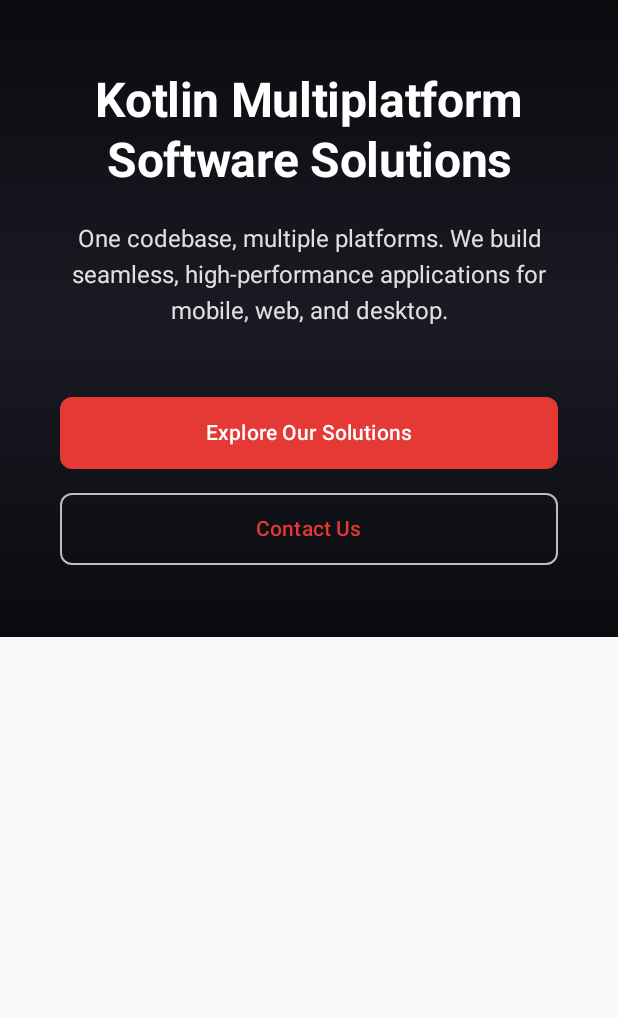
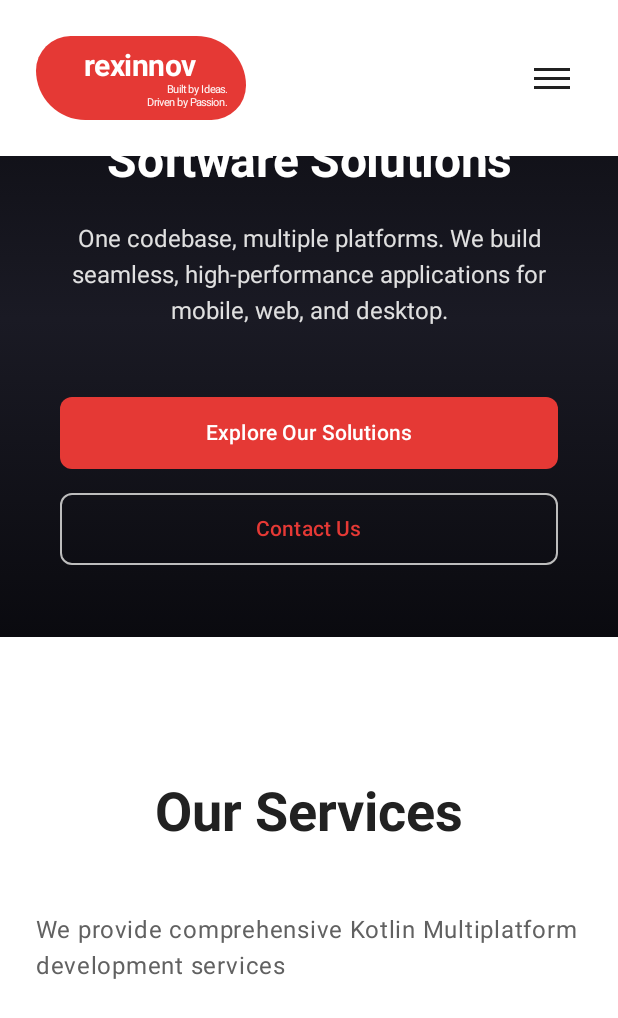
Before and after one commit to HariPrasadRagupathy/Innovrex, an Android app built with Jetpack Compose: the screen it shows after launch (MainActivity), on a phone screen of 412 x 824 dp. Shown: the top 1018 px of the screen. Run offline under Robolectric (Android 15) with nearby library versions, the phone set to English and light mode, and no system bars.

Commit message:
Implement responsive navigation with smooth scrolling and section components

```diff
--- /dev/null
+++ b/composeApp/src/commonMain/kotlin/com/hp/innovrex/core/nav/ui/TopNavBar.kt
@@ -0,0 +1,285 @@
+package com.hp.innovrex.core.nav.ui
+
+import androidx.compose.foundation.background
+import androidx.compose.foundation.clickable
+import androidx.compose.foundation.layout.*
+import androidx.compose.material3.MaterialTheme
+import androidx.compose.material3.Text
+import androidx.compose.runtime.*
+import androidx.compose.ui.Alignment
+import androidx.compose.ui.Modifier
+import androidx.compose.ui.text.font.FontWeight
+import androidx.compose.ui.unit.dp
+import androidx.compose.ui.unit.sp
+import com.hp.innovrex.designsystem.components.PrimaryButton
+import com.hp.innovrex.designsystem.tokens.foundation.BrandColors
+import com.hp.innovrex.designsystem.tokens.foundation.SpacingTokens
+import com.hp.innovrex.designsystem.utils.ScreenSize
+import com.hp.innovrex.designsystem.utils.responsiveValue
+
+/**
+ * Navigation item data class
+ */
+data class NavItem(
+    val label: String,
+    val sectionId: String
+)
+
+/**
+ * Top navigation bar component
+ * Responsive navigation with logo, menu items, and CTA button
+ */
+@Composable
+fun TopNavBar(
+    modifier: Modifier = Modifier,
+    screenSize: ScreenSize = ScreenSize.Desktop,
+    onNavigate: (String) -> Unit = {},
+    onCtaClick: () -> Unit = {}
+) {
+    val isDesktop = screenSize >= ScreenSize.Desktop
+    var isMenuOpen by remember { mutableStateOf(false) }
+
+    val navItems = remember {
+        listOf(
+            NavItem("Home", "home"),
+            NavItem("Services", "services"),
+            NavItem("Products", "products"),
+            NavItem("About", "about"),
+            NavItem("Contact", "contact")
+        )
+    }
+
+    Box(
+        modifier = modifier
+            .fillMaxWidth()
+            .background(BrandColors.White)
+            .padding(
+                horizontal = responsiveValue(
+                    mobile = SpacingTokens.LG,
+                    tablet = SpacingTokens.XXL,
+                    desktop = SpacingTokens.Giant,
+                    screenSize = screenSize
+                ),
+                vertical = SpacingTokens.LG
+            )
+    ) {
+        Row(
+            modifier = Modifier.fillMaxWidth(),
+            horizontalArrangement = Arrangement.SpaceBetween,
+            verticalAlignment = Alignment.CenterVertically
+        ) {
+            // Logo
+            Logo()
+
+            if (isDesktop) {
+                // Desktop Navigation
+                Row(
+                    horizontalArrangement = Arrangement.spacedBy(SpacingTokens.XL),
+                    verticalAlignment = Alignment.CenterVertically
+                ) {
+                    navItems.forEach { item ->
+                        NavMenuItem(
+                            label = item.label,
+                            onClick = { onNavigate(item.sectionId) }
+                        )
+                    }
+
+                    PrimaryButton(
+                        text = "Get Started",
+                        onClick = onCtaClick,
+                        modifier = Modifier.height(40.dp)
+                    )
+                }
+            } else {
+                // Mobile Menu Button
+                MenuButton(
+                    isOpen = isMenuOpen,
+                    onClick = { isMenuOpen = !isMenuOpen }
+                )
+            }
+        }
+
+        // Mobile Menu Dropdown
+        if (!isDesktop && isMenuOpen) {
+            MobileMenu(
+                navItems = navItems,
+                onNavigate = { sectionId ->
+                    onNavigate(sectionId)
+                    isMenuOpen = false
+                },
+                onCtaClick = {
+                    onCtaClick()
+                    isMenuOpen = false
+                },
+                modifier = Modifier
+                    .align(Alignment.TopEnd)
+                    .offset(y = 60.dp)
+            )
+        }
+    }
+}
+
+/**
+ * Logo component matching rexinnov branding
+ * Displays the red blob shape with white text
+ */
+@Composable
+private fun Logo() {
+    Row(
+        verticalAlignment = Alignment.CenterVertically,
+        horizontalArrangement = Arrangement.spacedBy(SpacingTokens.XS)
+    ) {
+        // Red blob background with text overlay
+        Box(
+            modifier = Modifier
+                .width(140.dp)
+                .height(56.dp),
+            contentAlignment = Alignment.Center
+        ) {
+            // Background blob shape (simplified rounded rectangle for now)
+            Box(
+                modifier = Modifier
+                    .fillMaxSize()
+                    .background(
+                        color = BrandColors.Red600,
+                        shape = androidx.compose.foundation.shape.RoundedCornerShape(
+                            topStart = 28.dp,
+                            topEnd = 40.dp,
+                            bottomStart = 40.dp,
+                            bottomEnd = 28.dp
+                        )
+                    )
+            )
+
+            // Logo text and tagline
+            Column(
+                modifier = Modifier.padding(horizontal = 12.dp, vertical = 8.dp),
+                verticalArrangement = Arrangement.Center,
+                horizontalAlignment = Alignment.CenterHorizontally
+            ) {
+                // Main logo text "rexinnov"
+                Text(
+                    text = "rexinnov",
+                    style = MaterialTheme.typography.titleLarge.copy(
+                        fontWeight = FontWeight.Bold,
+                        fontSize = 20.sp,
+                        letterSpacing = (-0.3).sp
+                    ),
+                    color = BrandColors.White
+                )
+
+                // Tagline
+                Column(
+                    horizontalAlignment = Alignment.End,
+                    modifier = Modifier.fillMaxWidth()
+                ) {
+                    Text(
+                        text = "Built by Ideas.",
+                        style = MaterialTheme.typography.labelSmall.copy(
+                            fontSize = 7.sp,
+                            letterSpacing = 0.sp,
+                            fontWeight = FontWeight.Normal
+                        ),
+                        color = BrandColors.White.copy(alpha = 0.95f)
+                    )
+                    Text(
+                        text = "Driven by Passion.",
+                        style = MaterialTheme.typography.labelSmall.copy(
+                            fontSize = 7.sp,
+                            letterSpacing = 0.sp,
+                            fontWeight = FontWeight.Normal
+                        ),
+                        color = BrandColors.White.copy(alpha = 0.95f)
+                    )
+                }
+            }
+        }
+    }
+}
+
+/**
+ * Navigation menu item (text link)
+ */
+@Composable
+private fun NavMenuItem(
+    label: String,
+    onClick: () -> Unit
+) {
+    Text(
+        text = label,
+        style = MaterialTheme.typography.bodyLarge,
+        color = BrandColors.Gray900,
+        modifier = Modifier
+            .clickable(onClick = onClick)
+            .padding(vertical = SpacingTokens.SM, horizontal = SpacingTokens.MD)
+    )
+}
+
+/**
+ * Mobile menu button (hamburger icon)
+ */
+@Composable
+private fun MenuButton(
+    isOpen: Boolean,
+    onClick: () -> Unit
+) {
+    Box(
+        modifier = Modifier
+            .size(40.dp)
+            .clickable(onClick = onClick),
+        contentAlignment = Alignment.Center
+    ) {
+        Column(
+            verticalArrangement = Arrangement.spacedBy(4.dp),
+            horizontalAlignment = Alignment.CenterHorizontally
+        ) {
+            repeat(3) {
+                Box(
+                    modifier = Modifier
+                        .width(24.dp)
+                        .height(2.dp)
+                        .background(BrandColors.Gray900)
+                )
+            }
+        }
+    }
+}
+
+/**
+ * Mobile dropdown menu
+ */
+@Composable
+private fun MobileMenu(
+    navItems: List<NavItem>,
+    onNavigate: (String) -> Unit,
+    onCtaClick: () -> Unit,
+    modifier: Modifier = Modifier
+) {
+    Column(
+        modifier = modifier
+            .background(BrandColors.DarkSurface)
+            .padding(SpacingTokens.LG)
+            .widthIn(min = 200.dp),
+        verticalArrangement = Arrangement.spacedBy(SpacingTokens.MD)
+    ) {
+        navItems.forEach { item ->
+            Text(
+                text = item.label,
+                style = MaterialTheme.typography.bodyLarge,
+                color = BrandColors.White,
+                modifier = Modifier
+                    .fillMaxWidth()
+                    .clickable { onNavigate(item.sectionId) }
+                    .padding(vertical = SpacingTokens.SM)
+            )
+        }
+
+        Spacer(modifier = Modifier.height(SpacingTokens.SM))
+
+        PrimaryButton(
+            text = "Get Started",
+            onClick = onCtaClick,
+            modifier = Modifier.fillMaxWidth()
+        )
+    }
+}
--- a/composeApp/src/commonMain/kotlin/com/hp/innovrex/features/home/ui/HomeScreen.kt
+++ b/composeApp/src/commonMain/kotlin/com/hp/innovrex/features/home/ui/HomeScreen.kt
@@ -1,17 +1,22 @@
 package com.hp.innovrex.features.home.ui
 
-import androidx.compose.foundation.layout.BoxWithConstraints
-import androidx.compose.foundation.layout.fillMaxSize
+import androidx.compose.foundation.layout.*
 import androidx.compose.foundation.rememberScrollState
 import androidx.compose.foundation.verticalScroll
-import androidx.compose.runtime.Composable
+import androidx.compose.runtime.*
+import androidx.compose.ui.Alignment
 import androidx.compose.ui.Modifier
+import androidx.compose.ui.layout.onGloballyPositioned
+import androidx.compose.ui.layout.positionInRoot
 import androidx.compose.ui.platform.LocalDensity
+import androidx.compose.ui.unit.dp
+import com.hp.innovrex.core.nav.ui.TopNavBar
 import com.hp.innovrex.designsystem.utils.rememberScreenSize
-import com.hp.innovrex.features.home.ui.components.HeroSection
+import com.hp.innovrex.features.home.ui.components.*
+import kotlinx.coroutines.launch
 
 /**
- * Home screen with responsive layout
+ * Home screen with responsive layout and navigation
  * Main entry point for the landing page
  */
 @Composable
@@ -27,22 +32,106 @@ fun HomeScreen(
         val screenWidth = with(density) { maxWidth }
         val screenSize = rememberScreenSize(screenWidth)
 
+        // Scroll state for programmatic scrolling
+        val scrollState = rememberScrollState()
+        val coroutineScope = rememberCoroutineScope()
+
+        // Store section positions
+        val sectionPositions = remember { mutableStateMapOf<String, Float>() }
+
+        // Navbar height to offset scroll position
+        val navBarHeight = with(density) { 70.dp.toPx() }
+
+        // Handle navigation to sections
+        val onNavigate: (String) -> Unit = { sectionId ->
+            coroutineScope.launch {
+                val position = sectionPositions[sectionId] ?: 0f
+                // Offset by navbar height for sections below hero
+                val adjustedPosition = if (sectionId == "home") {
+                    0
+                } else {
+                    (position - navBarHeight).coerceAtLeast(0f).toInt()
+                }
+                scrollState.animateScrollTo(adjustedPosition)
+            }
+        }
+
+        Box(modifier = Modifier.fillMaxSize()) {
             // Scrollable content
-        androidx.compose.foundation.layout.Column(
+            Column(
                 modifier = Modifier
                     .fillMaxSize()
-                .verticalScroll(rememberScrollState())
+                    .verticalScroll(scrollState)
+            ) {
+                // Hero Section (Home)
+                Box(
+                    modifier = Modifier
+                        .fillMaxWidth()
+                        .onGloballyPositioned { coordinates ->
+                            sectionPositions["home"] = coordinates.positionInRoot().y
+                        }
                 ) {
                     HeroSection(
                         screenSize = screenSize,
-                onExploreClick = onExploreClick,
-                onContactClick = onContactClick
+                        onExploreClick = { onNavigate("services") },
+                        onContactClick = { onNavigate("contact") }
                     )
+                }
 
-            // Add more sections here as needed
-            // FeaturesSection()
-            // ServicesSection()
-            // ContactSection()
+                // Services Section
+                Box(
+                    modifier = Modifier
+                        .fillMaxWidth()
+                        .onGloballyPositioned { coordinates ->
+                            sectionPositions["services"] = coordinates.positionInRoot().y
+                        }
+                ) {
+                    ServicesSection(screenSize = screenSize)
+                }
+
+                // Products Section
+                Box(
+                    modifier = Modifier
+                        .fillMaxWidth()
+                        .onGloballyPositioned { coordinates ->
+                            sectionPositions["products"] = coordinates.positionInRoot().y
+                        }
+                ) {
+                    ProductsSection(screenSize = screenSize)
+                }
+
+                // About Section
+                Box(
+                    modifier = Modifier
+                        .fillMaxWidth()
+                        .onGloballyPositioned { coordinates ->
+                            sectionPositions["about"] = coordinates.positionInRoot().y
+                        }
+                ) {
+                    AboutSection(screenSize = screenSize)
+                }
+
+                // Contact Section
+                Box(
+                    modifier = Modifier
+                        .fillMaxWidth()
+                        .onGloballyPositioned { coordinates ->
+                            sectionPositions["contact"] = coordinates.positionInRoot().y
+                        }
+                ) {
+                    ContactSection(screenSize = screenSize)
+                }
+            }
+
+            // Fixed Top Navigation Bar
+            TopNavBar(
+                modifier = Modifier
+                    .align(Alignment.TopCenter)
+                    .fillMaxWidth(),
+                screenSize = screenSize,
+                onNavigate = onNavigate,
+                onCtaClick = { onNavigate("contact") }
+            )
         }
     }
 }
--- /dev/null
+++ b/composeApp/src/commonMain/kotlin/com/hp/innovrex/features/home/ui/components/Sections.kt
@@ -0,0 +1,194 @@
+package com.hp.innovrex.features.home.ui.components
+
+import androidx.compose.foundation.background
+import androidx.compose.foundation.layout.*
+import androidx.compose.material3.MaterialTheme
+import androidx.compose.material3.Text
+import androidx.compose.runtime.Composable
+import androidx.compose.ui.Alignment
+import androidx.compose.ui.Modifier
+import androidx.compose.ui.text.font.FontWeight
+import com.hp.innovrex.designsystem.tokens.foundation.BrandColors
+import com.hp.innovrex.designsystem.tokens.foundation.SpacingTokens
+import com.hp.innovrex.designsystem.utils.ScreenSize
+import com.hp.innovrex.designsystem.utils.responsiveValue
+
+/**
+ * Services section component
+ */
+@Composable
+fun ServicesSection(
+    modifier: Modifier = Modifier,
+    screenSize: ScreenSize = ScreenSize.Desktop
+) {
+    val padding = responsiveValue(
+        mobile = SpacingTokens.LG,
+        tablet = SpacingTokens.XXL,
+        desktop = SpacingTokens.Giant,
+        screenSize = screenSize
+    )
+
+    Box(
+        modifier = modifier
+            .fillMaxWidth()
+            .background(BrandColors.White)
+            .padding(horizontal = padding, vertical = SpacingTokens.Huge)
+    ) {
+        Column(
+            modifier = Modifier.fillMaxWidth(),
+            horizontalAlignment = Alignment.CenterHorizontally,
+            verticalArrangement = Arrangement.spacedBy(SpacingTokens.XXL)
+        ) {
+            Text(
+                text = "Our Services",
+                style = MaterialTheme.typography.displaySmall.copy(
+                    fontWeight = FontWeight.Bold
+                ),
+                color = BrandColors.Gray900
+            )
+
+            Text(
+                text = "We provide comprehensive Kotlin Multiplatform development services",
+                style = MaterialTheme.typography.bodyLarge,
+                color = BrandColors.Gray700
+            )
+
+            Spacer(modifier = Modifier.height(SpacingTokens.XL))
+        }
+    }
+}
+
+/**
+ * Products section component
+ */
+@Composable
+fun ProductsSection(
+    modifier: Modifier = Modifier,
+    screenSize: ScreenSize = ScreenSize.Desktop
+) {
+    val padding = responsiveValue(
+        mobile = SpacingTokens.LG,
+        tablet = SpacingTokens.XXL,
+        desktop = SpacingTokens.Giant,
+        screenSize = screenSize
+    )
+
+    Box(
+        modifier = modifier
+            .fillMaxWidth()
+            .background(BrandColors.Gray100)
+            .padding(horizontal = padding, vertical = SpacingTokens.Huge)
+    ) {
+        Column(
+            modifier = Modifier.fillMaxWidth(),
+            horizontalAlignment = Alignment.CenterHorizontally,
+            verticalArrangement = Arrangement.spacedBy(SpacingTokens.XXL)
+        ) {
+            Text(
+                text = "Our Products",
+                style = MaterialTheme.typography.displaySmall.copy(
+                    fontWeight = FontWeight.Bold
+                ),
+                color = BrandColors.Gray900
+            )
+
+            Text(
+                text = "Innovative solutions built with Kotlin Multiplatform",
+                style = MaterialTheme.typography.bodyLarge,
+                color = BrandColors.Gray700
+            )
+
+            Spacer(modifier = Modifier.height(SpacingTokens.XL))
+        }
+    }
+}
+
+/**
+ * About section component
+ */
+@Composable
+fun AboutSection(
+    modifier: Modifier = Modifier,
+    screenSize: ScreenSize = ScreenSize.Desktop
+) {
+    val padding = responsiveValue(
+        mobile = SpacingTokens.LG,
+        tablet = SpacingTokens.XXL,
+        desktop = SpacingTokens.Giant,
+        screenSize = screenSize
+    )
+
+    Box(
+        modifier = modifier
+            .fillMaxWidth()
+            .background(BrandColors.White)
+            .padding(horizontal = padding, vertical = SpacingTokens.Huge)
+    ) {
+        Column(
+            modifier = Modifier.fillMaxWidth(),
+            horizontalAlignment = Alignment.CenterHorizontally,
+            verticalArrangement = Arrangement.spacedBy(SpacingTokens.XXL)
+        ) {
+            Text(
+                text = "About Innovrex",
+                style = MaterialTheme.typography.displaySmall.copy(
+                    fontWeight = FontWeight.Bold
+                ),
+                color = BrandColors.Gray900
+            )
+
+            Text(
+                text = "Leading the way in cross-platform development",
+                style = MaterialTheme.typography.bodyLarge,
+                color = BrandColors.Gray700
+            )
+
+            Spacer(modifier = Modifier.height(SpacingTokens.XL))
+        }
+    }
+}
+
+/**
+ * Contact section component
+ */
+@Composable
+fun ContactSection(
+    modifier: Modifier = Modifier,
+    screenSize: ScreenSize = ScreenSize.Desktop
+) {
+    val padding = responsiveValue(
+        mobile = SpacingTokens.LG,
+        tablet = SpacingTokens.XXL,
+        desktop = SpacingTokens.Giant,
+        screenSize = screenSize
+    )
+
+    Box(
+        modifier = modifier
+            .fillMaxWidth()
+            .background(BrandColors.DarkBackground)
+            .padding(horizontal = padding, vertical = SpacingTokens.Huge)
+    ) {
+        Column(
+            modifier = Modifier.fillMaxWidth(),
+            horizontalAlignment = Alignment.CenterHorizontally,
+            verticalArrangement = Arrangement.spacedBy(SpacingTokens.XXL)
+        ) {
+            Text(
+                text = "Get In Touch",
+                style = MaterialTheme.typography.displaySmall.copy(
+                    fontWeight = FontWeight.Bold
+                ),
+                color = BrandColors.White
+            )
+
+            Text(
+                text = "Let's build something amazing together",
+                style = MaterialTheme.typography.bodyLarge,
+                color = BrandColors.Gray300
+            )
+
+            Spacer(modifier = Modifier.height(SpacingTokens.XL))
+        }
+    }
+}
```
Also changed, not shown: 3 other files. Lines whose indentation alone changed are shown as unchanged.
